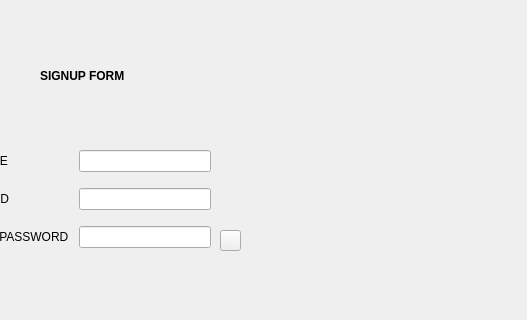
Before: the Qt Designer form signup_form.ui in faisal-ahmed-dev/HOME-RENTAL-MANAGEMENT, drawn with Qt 5; both pictures show x 230 to 757 and y 0 to 320 of the 757 by 491 pixel window.
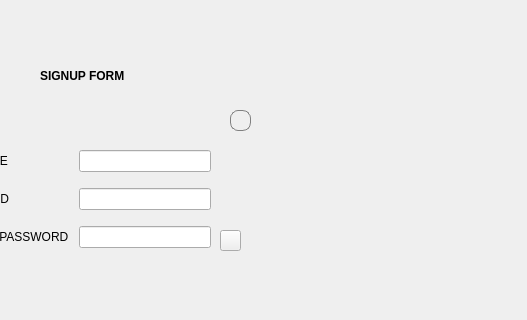
After: the same form once the commit is applied. Icons and pictures are not drawn.

```diff
--- a/signup_form.ui
+++ b/signup_form.ui
@@ -92,7 +92,7 @@
     <string/>
    </property>
   </widget>
-  <widget class="QWidget" name="">
+  <widget class="QWidget" name="layoutWidget">
    <property name="geometry">
     <rect>
      <x>170</x>
@@ -194,6 +194,40 @@
     </item>
    </layout>
   </widget>
+  <widget class="QLabel" name="label_caps_lock">
+   <property name="geometry">
+    <rect>
+     <x>450</x>
+     <y>147</y>
+     <width>181</width>
+     <height>20</height>
+    </rect>
+   </property>
+   <property name="text">
+    <string/>
+   </property>
+  </widget>
+  <widget class="QPushButton" name="pushButton_info">
+   <property name="geometry">
+    <rect>
+     <x>460</x>
+     <y>110</y>
+     <width>21</width>
+     <height>21</height>
+    </rect>
+   </property>
+   <property name="styleSheet">
+    <string notr="true">image: url(:/resources/resources/informaionicon.png);
+
+border: 1px solid gray;
+border-radius: 8px;
+padding: 0 2px;
+background: transparent;</string>
+   </property>
+   <property name="text">
+    <string/>
+   </property>
+  </widget>
  </widget>
  <resources/>
  <connections/>
```
